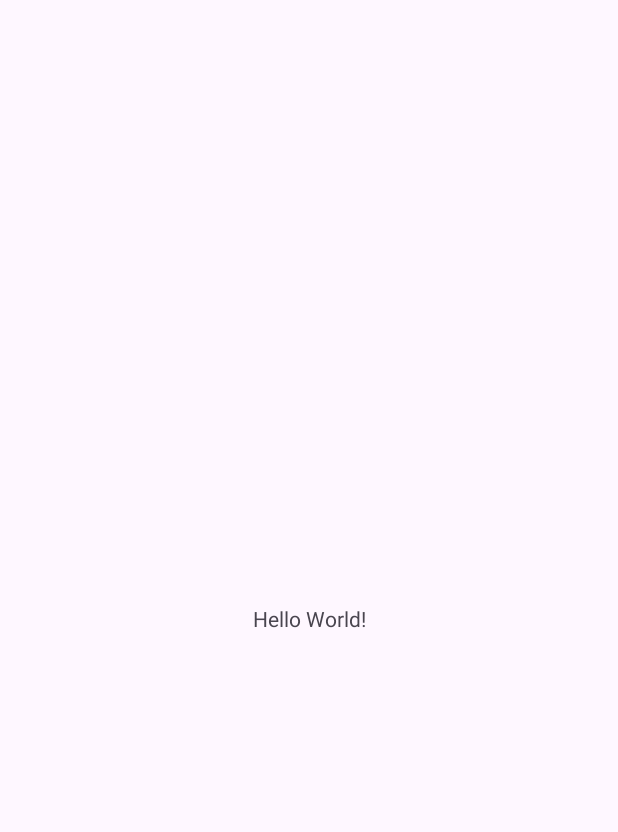
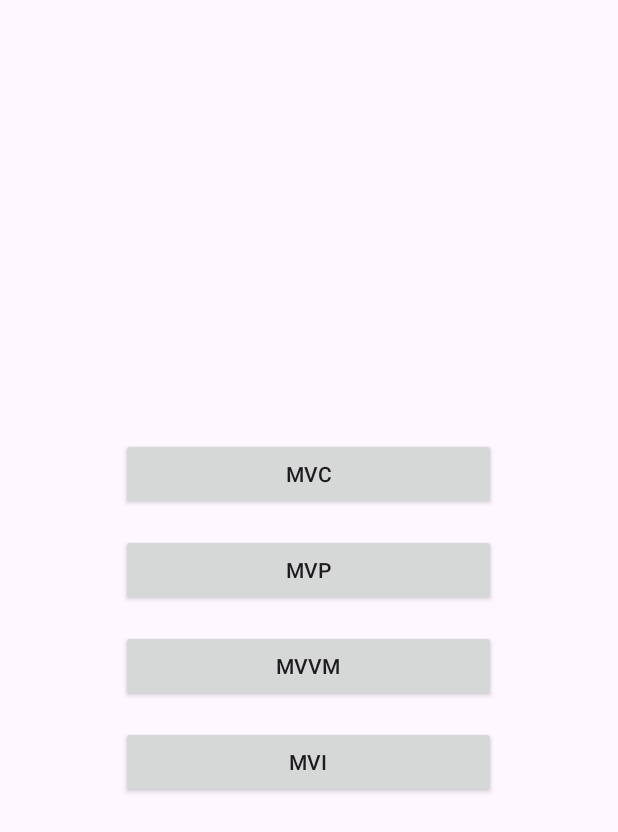
Before and after one commit to soommmin/part3-chapter4, an Android app: the screen it shows after launch (MainActivity), on a phone screen of 412 x 824 dp. Before the commit the part shown is almost empty. Shown: the top 832 px of the screen. Run offline under Robolectric (Android 15) with nearby library versions, the phone set to English and light mode, and no system bars; our stand-ins replace data binding.

Commit message:
1.mvc 패턴 적용

```diff
--- a/app/src/main/java/android/part3_chapter4/MainActivity.kt
+++ b/app/src/main/java/android/part3_chapter4/MainActivity.kt
@@ -1,11 +1,35 @@
 package android.part3_chapter4
 
+import android.content.Intent
 import androidx.appcompat.app.AppCompatActivity
 import android.os.Bundle
+import android.part3_chapter4.databinding.ActivityMainBinding
+import android.part3_chapter4.mvc.MvcActivity
 
 class MainActivity : AppCompatActivity() {
+    private lateinit var binding: ActivityMainBinding
     override fun onCreate(savedInstanceState: Bundle?) {
         super.onCreate(savedInstanceState)
-        setContentView(R.layout.activity_main)
+        binding = ActivityMainBinding.inflate(layoutInflater).also {
+            setContentView(it.root)
+            it.view = this
+        }
+
+    }
+
+    fun openMvc() {
+        startActivity(Intent(this, MvcActivity::class.java))
+    }
+
+    fun openMvp() {
+      //  startActivity(Intent(this, MvpActivity::class.java))
+    }
+
+    fun openMvvm() {
+       // startActivity(Intent(this, MvvmActivity::class.java))
+    }
+
+    fun openMvi() {
+       // startActivity(Intent(this, MviActivity::class.java))
     }
 }
--- a/app/src/main/res/layout/activity_main.xml
+++ b/app/src/main/res/layout/activity_main.xml
@@ -1,18 +1,53 @@
 <?xml version="1.0" encoding="utf-8"?>
-<androidx.constraintlayout.widget.ConstraintLayout xmlns:android="http://schemas.android.com/apk/res/android"
+<layout xmlns:android="http://schemas.android.com/apk/res/android"
     xmlns:app="http://schemas.android.com/apk/res-auto"
-    xmlns:tools="http://schemas.android.com/tools"
-    android:layout_width="match_parent"
-    android:layout_height="match_parent"
-    tools:context=".MainActivity">
+    xmlns:tools="http://schemas.android.com/tools">
 
-    <TextView
-        android:layout_width="wrap_content"
-        android:layout_height="wrap_content"
-        android:text="Hello World!"
-        app:layout_constraintBottom_toBottomOf="parent"
-        app:layout_constraintEnd_toEndOf="parent"
-        app:layout_constraintStart_toStartOf="parent"
-        app:layout_constraintTop_toTopOf="parent" />
+    <data>
+        <variable
+            name="view"
+            type="android.part3_chapter4.MainActivity" />
 
-</androidx.constraintlayout.widget.ConstraintLayout>
+    </data>
+
+    <LinearLayout
+        android:layout_width="match_parent"
+        android:layout_height="match_parent"
+        android:gravity="center"
+        android:orientation="vertical"
+        tools:context=".MainActivity">
+
+
+        <androidx.appcompat.widget.AppCompatButton
+            android:id="@+id/mvcButton"
+            android:layout_width="250dp"
+            android:layout_height="wrap_content"
+            android:onClick="@{() -> view.openMvc()}"
+            android:text="MVC" />
+
+        <androidx.appcompat.widget.AppCompatButton
+            android:id="@+id/mvpButton"
+            android:layout_width="250dp"
+            android:layout_height="wrap_content"
+            android:layout_marginTop="16dp"
+            android:onClick="@{() -> view.openMvp()}"
+            android:text="MVP" />
+
+        <androidx.appcompat.widget.AppCompatButton
+            android:id="@+id/mvvmButton"
+            android:layout_width="250dp"
+            android:layout_height="wrap_content"
+            android:onClick="@{() -> view.openMvvm()}"
+            android:layout_marginTop="16dp"
+            android:text="MVVM" />
+
+        <androidx.appcompat.widget.AppCompatButton
+            android:id="@+id/mviButton"
+            android:layout_width="250dp"
+            android:layout_height="wrap_content"
+            android:layout_marginTop="16dp"
+            android:onClick="@{() -> view.openMvi()}"
+            android:text="MVI" />
+
+    </LinearLayout>
+</layout>
```
Also changed, not shown: app/build.gradle (+22 -3 lines), app/src/main/AndroidManifest.xml (+8 -3 lines), app/src/main/java/android/part3_chapter4/Image.kt (added, +95 -0 lines), app/src/main/java/android/part3_chapter4/ImageService.kt (added, +17 -0 lines), app/src/main/java/android/part3_chapter4/RetrofitManager.kt (added, +37 -0 lines), app/src/main/java/android/part3_chapter4/mvc/ImageCountModel.kt (added, +10 -0 lines), app/src/main/java/android/part3_chapter4/mvc/MvcActivity.kt (added, +51 -0 lines), app/src/main/java/android/part3_chapter4/mvc/provider/ImageProvider.kt (added, +33 -0 lines), app/src/main/res/layout/activity_mvc.xml (added, +57 -0 lines).
